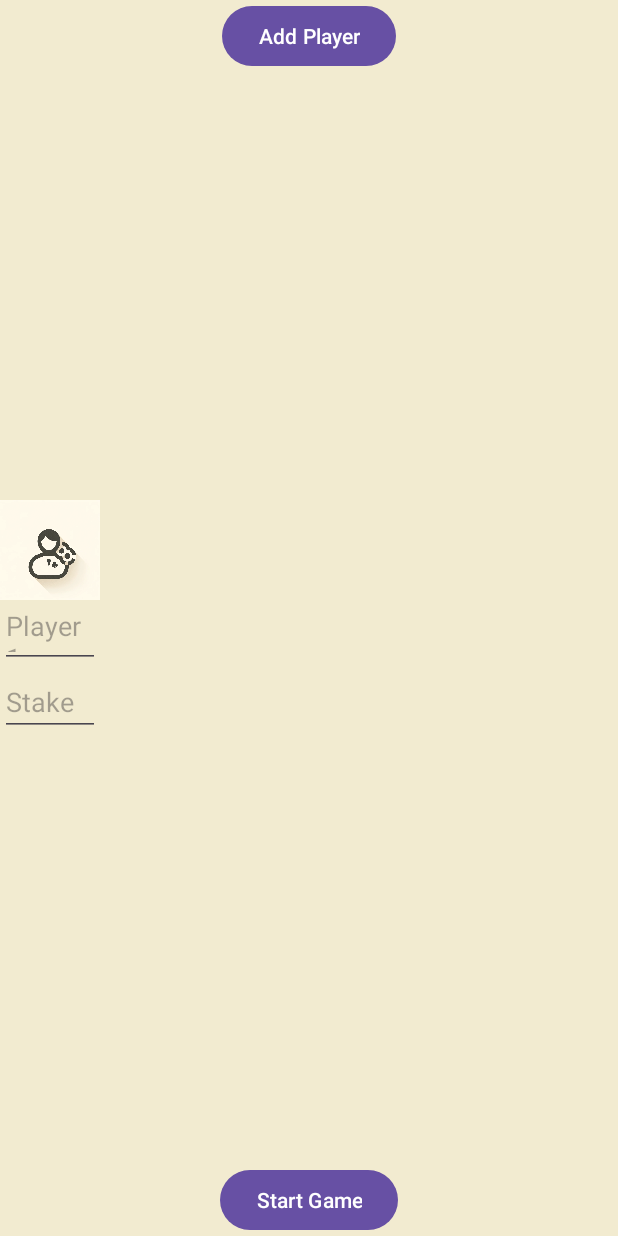
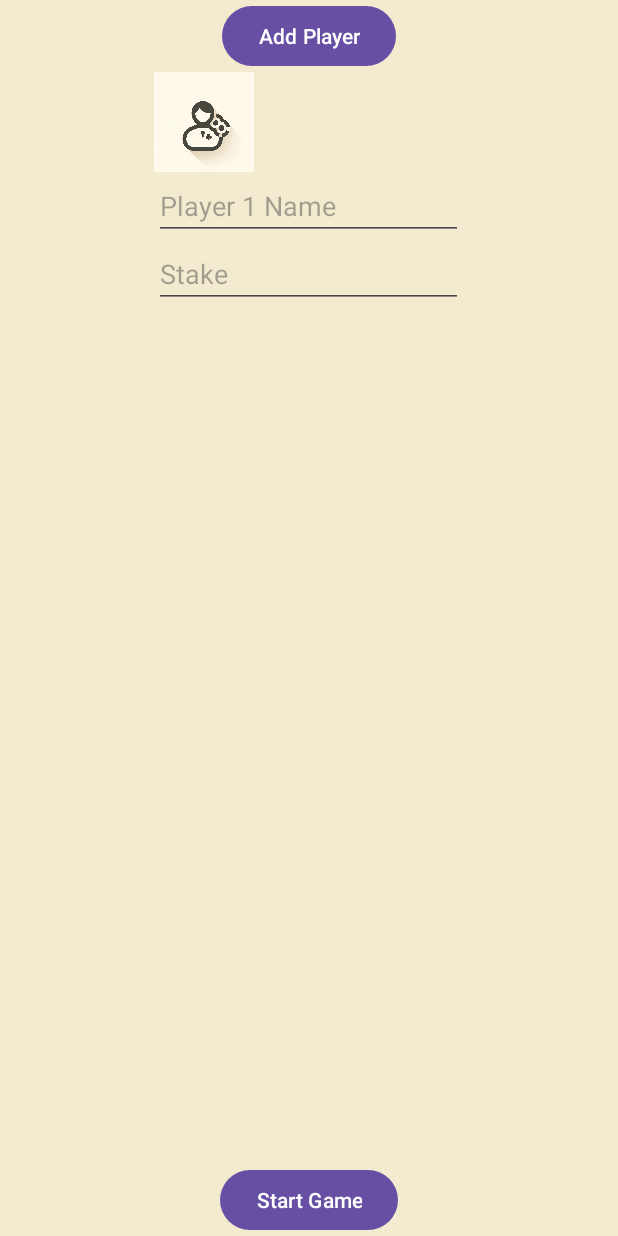
Before and after one commit to RonaldLommers/ScoreTrack, an Android app: the Blackjack screen opened directly, with no data from a screen before it, after a tap on "Add Player", on a phone screen of 412 x 824 dp. Run offline under Robolectric (Android 15) with nearby library versions, the phone set to English and light mode, and no system bars.

Commit message:
add player layout fixed

```diff
--- a/app/src/main/java/com/example/scoretrack/Blackjack.kt
+++ b/app/src/main/java/com/example/scoretrack/Blackjack.kt
@@ -3,24 +3,24 @@ package com.example.scoretrack
 import androidx.appcompat.app.AppCompatActivity
 import android.os.Bundle
 import android.text.InputType
-import android.widget.LinearLayout
-import android.view.ViewGroup
+import android.util.DisplayMetrics
+import android.view.Gravity
 import android.view.View
 import android.widget.Button
 import android.widget.EditText
 import android.widget.ImageView
-
+import android.widget.LinearLayout
 
 class Blackjack : AppCompatActivity() {
     private var playerCount = 0
     private val maxPlayers = 6
-    private lateinit var playersLayout: ViewGroup
+    private lateinit var playersLayout: LinearLayout
 
     override fun onCreate(savedInstanceState: Bundle?) {
         super.onCreate(savedInstanceState)
         setContentView(R.layout.activity_blackjack)
 
-        playersLayout = findViewById(R.id.playersLayout) // Define this in your XML
+        playersLayout = findViewById(R.id.playersLayout)
 
         val addPlayerButton = findViewById<Button>(R.id.addPlayerButton)
         addPlayerButton.setOnClickListener {
@@ -31,27 +31,46 @@ class Blackjack : AppCompatActivity() {
     }
 
     private fun addPlayer() {
-        val playerView = createPlayerView(playerCount + 1)
-        playersLayout.addView(playerView)
+        // Only add a new row for every two players
+        if (playerCount % 2 == 0) {
+            val row = createRowLayout()
+            playersLayout.addView(row)
+        }
+
+        val lastRow = playersLayout.getChildAt(playersLayout.childCount - 1) as LinearLayout
+        lastRow.addView(createPlayerView(playerCount + 1))
         playerCount++
+    }
 
-        // Adjust the layout based on the number of players
-        adjustLayoutForPlayers()
+    private fun createRowLayout(): LinearLayout {
+        return LinearLayout(this).apply {
+            orientation = LinearLayout.HORIZONTAL
+            layoutParams = LinearLayout.LayoutParams(
+                LinearLayout.LayoutParams.MATCH_PARENT,
+                LinearLayout.LayoutParams.WRAP_CONTENT
+            )
+            gravity = Gravity.CENTER
+        }
     }
 
     private fun createPlayerView(playerNumber: Int): View {
+        val metrics = DisplayMetrics()
+        windowManager.defaultDisplay.getMetrics(metrics)
+        val playerViewWidth = metrics.widthPixels / 2 // Half the screen width
+
         val playerView = LinearLayout(this).apply {
             orientation = LinearLayout.VERTICAL
             layoutParams = LinearLayout.LayoutParams(
-                LinearLayout.LayoutParams.WRAP_CONTENT,
+                playerViewWidth,
                 LinearLayout.LayoutParams.WRAP_CONTENT
             )
         }
 
         val playerIcon = ImageView(this).apply {
-            // Set your drawable resource here
-            setImageResource(R.drawable.ic_player_icon)
-            layoutParams = LinearLayout.LayoutParams(100, 100) // Set your desired size
+            setImageResource(R.drawable.ic_player_icon) // Ensure this drawable exists
+            layoutParams = LinearLayout.LayoutParams(
+                100, 100 // Adjust icon size as needed
+            )
         }
         playerView.addView(playerIcon)
 
@@ -76,51 +95,4 @@ class Blackjack : AppCompatActivity() {
 
         return playerView
     }
-
-    private fun adjustLayoutForPlayers() {
-        // Assuming playersLayout is a LinearLayout
-        val layout = findViewById<LinearLayout>(R.id.playersLayout)
-
-        // Clear all views to rearrange them
-        layout.removeAllViews()
-
-        // Create a new layout structure based on the number of players
-        when (playerCount) {
-            1 -> {
-                // For 1 player, add the single view to the center
-                layout.addView(createPlayerView(1))
-            }
-            2 -> {
-                // For 2 players, add them in a single row
-                val row = createRowLayout()
-                for (i in 1..2) {
-                    row.addView(createPlayerView(i))
-                }
-                layout.addView(row)
-            }
-            3 -> {
-                // For 3 players, 2 in the first row, 1 centered in the second row
-                val row1 = createRowLayout()
-                for (i in 1..2) {
-                    row1.addView(createPlayerView(i))
-                }
-                layout.addView(row1)
-
-                val row2 = createRowLayout()
-                row2.addView(createPlayerView(3))
-                layout.addView(row2)
-            }
-            // Similar logic for 4, 5, and 6 players...
-        }
-    }
-
-    private fun createRowLayout(): LinearLayout {
-        return LinearLayout(this).apply {
-            orientation = LinearLayout.HORIZONTAL
-            layoutParams = LinearLayout.LayoutParams(
-                LinearLayout.LayoutParams.MATCH_PARENT,
-                LinearLayout.LayoutParams.WRAP_CONTENT
-            )
-        }
-    }
 }
--- a/app/src/main/res/layout/activity_blackjack.xml
+++ b/app/src/main/res/layout/activity_blackjack.xml
@@ -15,6 +15,16 @@
         app:layout_constraintEnd_toEndOf="parent"
         app:layout_constraintStart_toStartOf="parent"/>
 
+    <LinearLayout
+        android:id="@+id/playersLayout"
+        android:layout_width="match_parent"
+        android:layout_height="0dp"
+        android:orientation="vertical"
+        app:layout_constraintTop_toBottomOf="@id/addPlayerButton"
+        app:layout_constraintBottom_toTopOf="@id/startGameButton">
+        <!-- Player views will be dynamically added here -->
+    </LinearLayout>
+
     <Button
         android:id="@+id/startGameButton"
         android:layout_width="wrap_content"
@@ -24,17 +34,4 @@
         app:layout_constraintEnd_toEndOf="parent"
         app:layout_constraintStart_toStartOf="parent"/>
 
-    <LinearLayout
-        android:id="@+id/playersLayout"
-        android:layout_width="match_parent"
-        android:layout_height="wrap_content"
-        android:orientation="vertical"
-        app:layout_constraintTop_toBottomOf="@id/addPlayerButton"
-        app:layout_constraintBottom_toTopOf="@id/startGameButton">
-        <!-- Player views will be added here -->
-    </LinearLayout>
-
-
-    <!-- Player views will be dynamically added here -->
-
 </androidx.constraintlayout.widget.ConstraintLayout>
```
